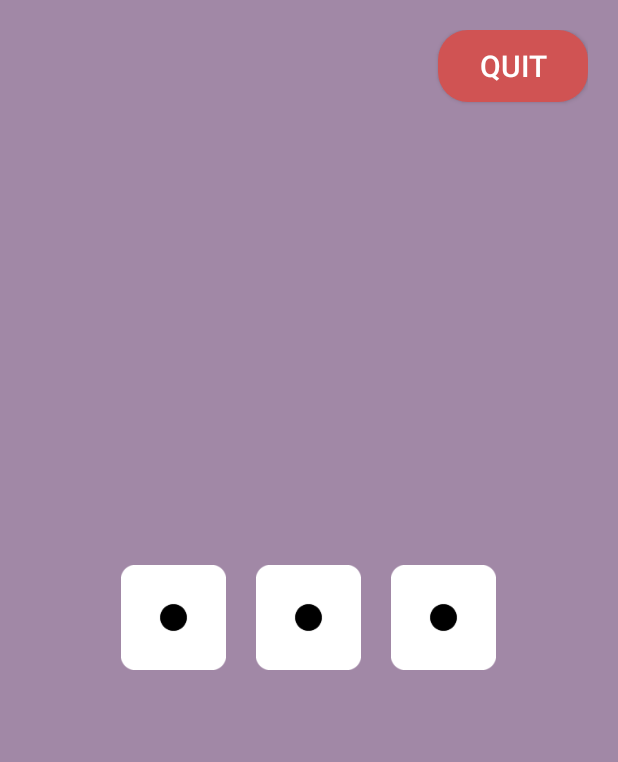
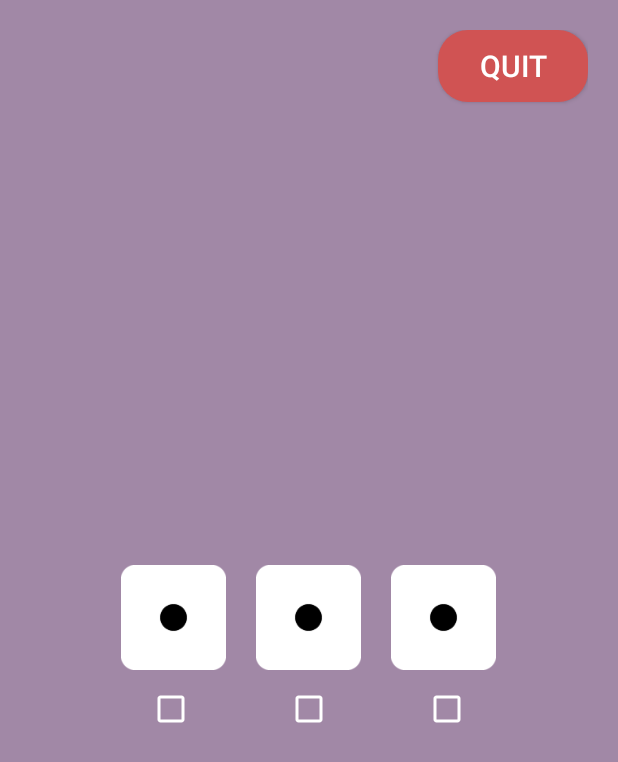
Before and after one commit to madoska/Pietjesbak, an Android app: the mainActivity screen opened directly, with no data from a screen before it, on a phone screen of 412 x 824 dp. Shown: the top 762 px of the screen. Run offline under Robolectric (Android 15) with nearby library versions, the phone set to English and light mode, and no system bars.

Commit message:
added checkboxes

```diff
--- a/app/src/main/res/layout/activity_main.xml
+++ b/app/src/main/res/layout/activity_main.xml
@@ -44,5 +44,32 @@
         android:layout_margin="10dp"
         android:layout_centerInParent="true"/>
 
+    <CheckBox
+        android:id="@+id/check1"
+        android:layout_width="wrap_content"
+        android:layout_height="wrap_content"
+        android:buttonTint="@color/white"
+        android:layout_below="@id/dice1"
+        android:layout_toLeftOf="@+id/check2"
+        android:layout_centerInParent="true"
+        android:layout_marginRight="60dp"/>
+
+    <CheckBox
+        android:id="@+id/check2"
+        android:layout_width="wrap_content"
+        android:layout_height="wrap_content"
+        android:buttonTint="@color/white"
+        android:layout_below="@id/dice2"
+        android:layout_centerInParent="true"
+        android:layout_marginRight="90dp"/>
+
+    <CheckBox
+        android:id="@+id/check3"
+        android:layout_width="wrap_content"
+        android:layout_height="wrap_content"
+        android:buttonTint="@color/white"
+        android:layout_below="@id/dice3"
+        android:layout_toRightOf="@id/check2"
+        android:layout_marginLeft="-30dp"/>
 
 </RelativeLayout>
```
